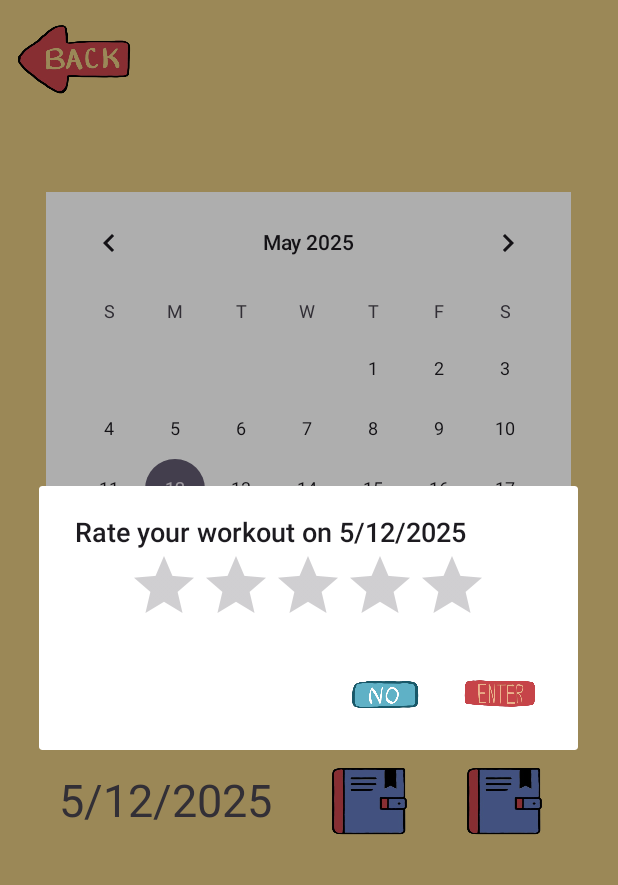
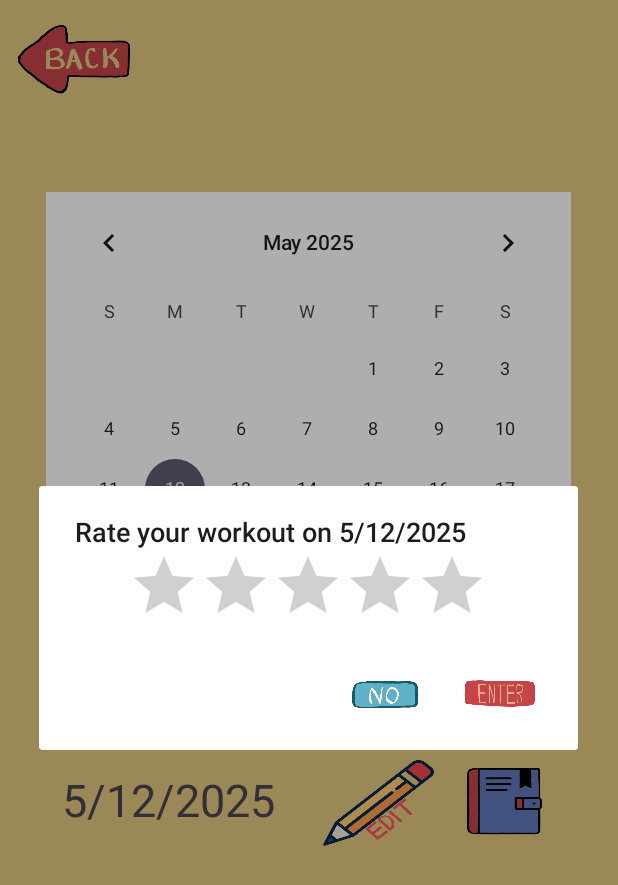
Before and after one commit to tiffanyluvii/HibernateLater, an Android app: the CalendarActivity screen opened directly, with no data from a screen before it, after a tap on an icon or button, on a phone screen of 412 x 824 dp. Shown: the top 885 px of the screen. Run offline under Robolectric (Android 15) with nearby library versions, the phone set to English and light mode, and no system bars; our stand-ins replace AdMob; 3 statements that could not run were skipped.

Commit message:
added an icon for the calendar. Also, changed the logic for the calendar

```diff
--- a/app/src/main/java/com/example/hibernatelater/CalendarActivity.kt
+++ b/app/src/main/java/com/example/hibernatelater/CalendarActivity.kt
@@ -70,7 +70,7 @@ class CalendarActivity  : AppCompatActivity()  {
         journal.setOnClickListener{goToJournal()}
 
         // load up rating on start after everything is loaded in
-        val defaultRating = pref.getFloat("$selectedYear, ${selectedMonth+1}, $selectedDay", 0F)
+        val defaultRating = pref.getFloat("$selectedYear, ${selectedMonth+1}, $selectedDay", -1F)
         updateInfoView(defaultRating, selectedYear, selectedMonth, selectedDay)
         updateStars(defaultRating)
         Log.w("CalendarActivity", "selecteds: $selectedYear, $selectedMonth, $selectedDay")
@@ -108,7 +108,7 @@ class CalendarActivity  : AppCompatActivity()  {
         dayOfMonth: Int
         ) {
             Log.w("CalendarActivity", "$year, $month, $dayOfMonth")
-            val stars = pref.getFloat("$year, ${month + 1}, $dayOfMonth", 0F)
+            val stars = pref.getFloat("$year, ${month + 1}, $dayOfMonth", -1F)
 
 
                 //make rating bar
@@ -142,9 +142,9 @@ class CalendarActivity  : AppCompatActivity()  {
     }
 
     private fun updateStars(rating: Float) {
-        var starId = STARS[rating.toInt() - 1]
         starInfo.removeAllViews()
         for (i in 0..<rating.toInt()){
+            var starId = STARS[rating.toInt() - 1]
             val imageView = ImageView(this@CalendarActivity)
             imageView.setImageResource(starId)
             val params = LinearLayout.LayoutParams(200, 200)
@@ -177,10 +177,10 @@ class CalendarActivity  : AppCompatActivity()  {
             selectedYear = year
             selectedMonth = month
             selectedDay = dayOfMonth
-            val stars = pref.getFloat("$year, ${month + 1}, $dayOfMonth", 0F)
+            val stars = pref.getFloat("$year, ${month + 1}, $dayOfMonth", -1F)
 
             // if not rated yet
-            if (stars == 0F){
+            if (stars == -1F){
                 this@CalendarActivity.showRatingDialog(year, month, dayOfMonth)
             } else {
                 this@CalendarActivity.updateInfoView(stars, year, month, dayOfMonth)
--- a/app/src/main/res/layout/activity_calendar.xml
+++ b/app/src/main/res/layout/activity_calendar.xml
@@ -67,9 +67,11 @@
                         android:textSize = "30dp"/>
                     <androidx.appcompat.widget.AppCompatButton
                         android:id="@+id/change_rating_button"
-                        android:layout_width="90dp"
-                        android:layout_height="90dp"
-                        android:background="@drawable/journal_icon"
+                        android:layout_width="75dp"
+                        android:layout_height="75dp"
+                        android:layout_marginTop="5dp"
+                        android:layout_marginLeft="10dp"
+                        android:background="@drawable/edit_icon"
                         android:layout_gravity="center_vertical"
                         />
                 </LinearLayout>
```
Also changed, not shown: app/src/main/res/drawable/edit_icon.png (added).
